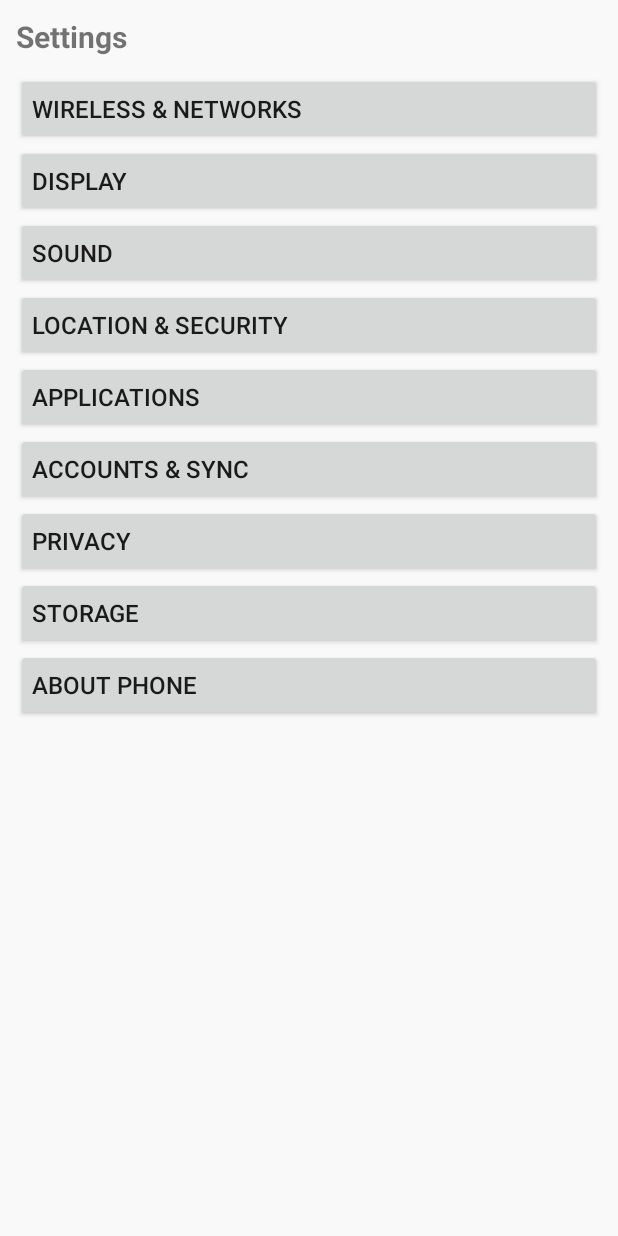
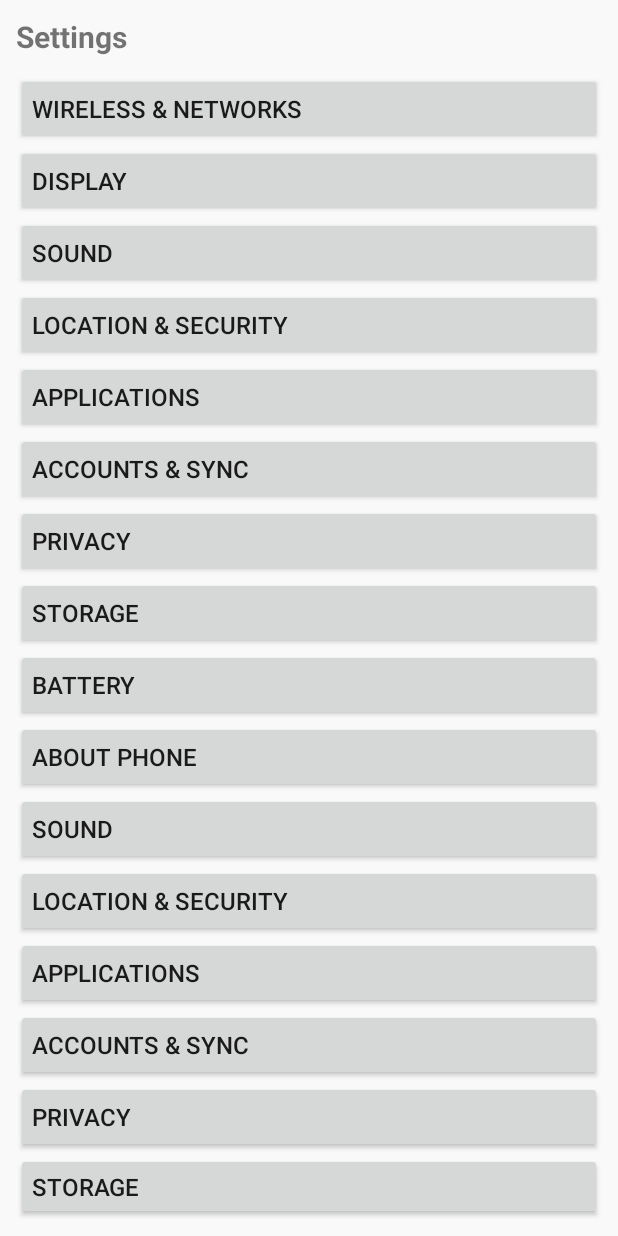
Before and after one commit to YoanValko/mondroid-4, an Android app: the ICSSettingsActivity screen opened directly, with no data from a screen before it, on a phone screen of 412 x 824 dp. Run offline under Robolectric (Android 15) with nearby library versions, the phone set to English and light mode, and no system bars; our stand-ins replace androidx.preference.

Commit message:
Add Battery and Storage to Settings app

```diff
--- a/app/src/main/java/com/example/icslauncher/apps/ICSSettingsActivity.java
+++ b/app/src/main/java/com/example/icslauncher/apps/ICSSettingsActivity.java
@@ -42,6 +42,14 @@ public class ICSSettingsActivity extends AppCompatActivity implements View.OnCli
         addSettingRow(root, "Accounts & sync", Settings.ACTION_SYNC_SETTINGS);
         addSettingRow(root, "Privacy", Settings.ACTION_PRIVACY_SETTINGS);
         addSettingRow(root, "Storage", Settings.ACTION_INTERNAL_STORAGE_SETTINGS);
+        addSettingRow(root, "Battery", Settings.ACTION_BATTERY_SAVER_SETTINGS);
+        addSettingRow(root, "About phone", Settings.ACTION_DEVICE_INFO_SETTINGS);
+        addSettingRow(root, "Sound", Settings.ACTION_SOUND_SETTINGS);
+        addSettingRow(root, "Location & security", Settings.ACTION_LOCATION_SOURCE_SETTINGS);
+        addSettingRow(root, "Applications", Settings.ACTION_APPLICATION_SETTINGS);
+        addSettingRow(root, "Accounts & sync", Settings.ACTION_SYNC_SETTINGS);
+        addSettingRow(root, "Privacy", Settings.ACTION_PRIVACY_SETTINGS);
+        addSettingRow(root, "Storage", Settings.ACTION_INTERNAL_STORAGE_SETTINGS);
         addSettingRow(root, "About phone", Settings.ACTION_DEVICE_INFO_SETTINGS);
 
         setContentView(root);
```
Also changed, not shown: 6 other files.
